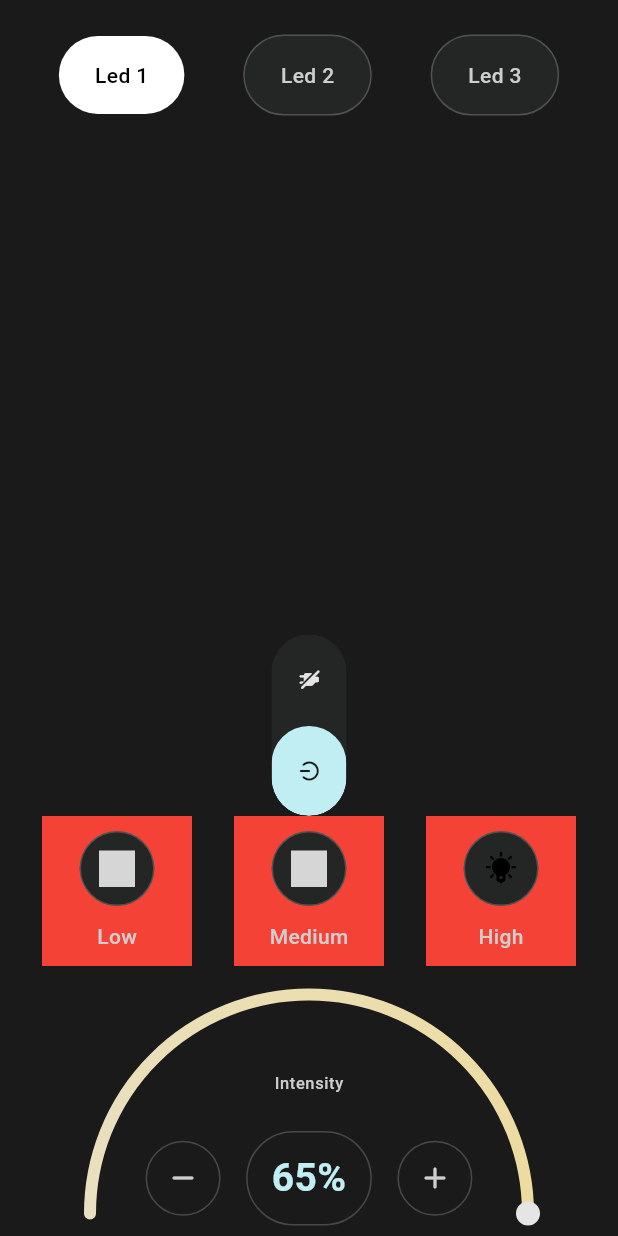
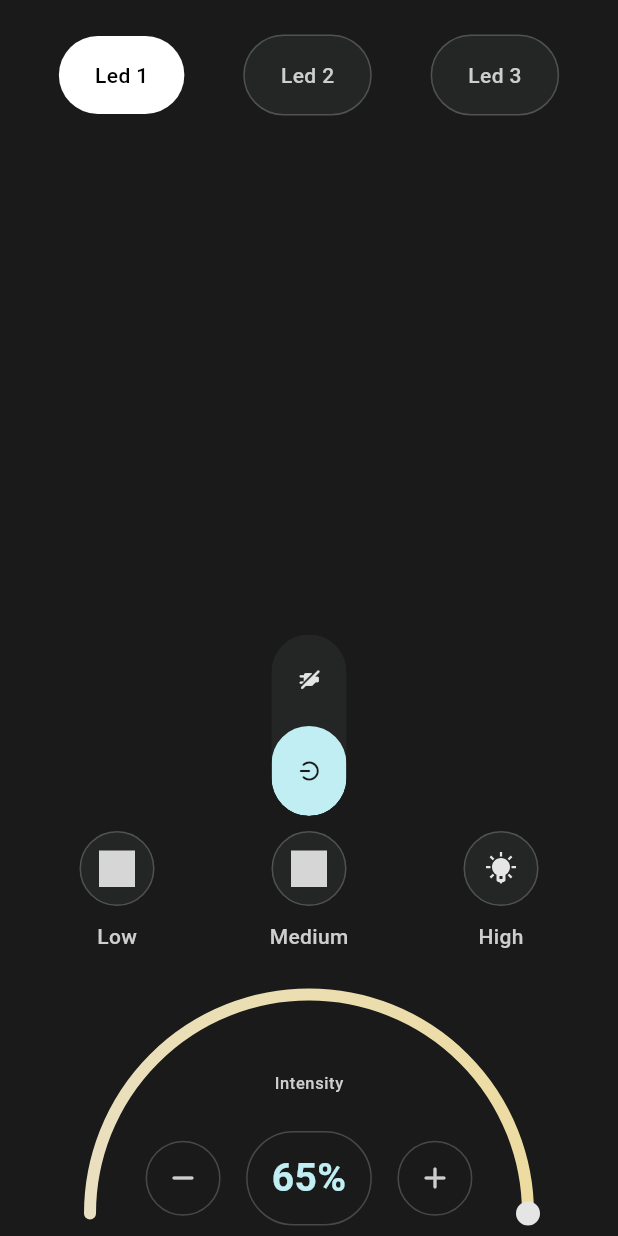
Before and after one commit to KenStarry/Flutter_IOT_Based_Smart_Lighting, a Flutter app: the screen it shows after launch, on a phone screen of 412 x 824 dp. Run offline on Flutter 3.47's test engine with Material 3 defaults, Android fonts, the phone set to English and light mode, and no system bars; drawn by our look-alikes of sleek_circular_slider, toggle_switch; our stand-ins replace flutter_svg, get, slider_button; grey boxes are pictures that could not be loaded.

Commit message:
Led Lamp Section added Lamp modes

```diff
--- a/lib/feature_home/presentation/components/led_lamp_section.dart
+++ b/lib/feature_home/presentation/components/led_lamp_section.dart
@@ -23,17 +23,17 @@
       {
         "title": "Low",
         "icon": SvgPicture.asset('assets/images/bulb_low.svg',
-            width: 24, height: 24)
+            width: 24, height: 24, colorFilter: const ColorFilter.mode(textWhite700, BlendMode.srcIn))
       },
       {
         "title": "Medium",
         "icon": SvgPicture.asset('assets/images/bulb_medium.svg',
-            width: 24, height: 24)
+            width: 24, height: 24, colorFilter: const ColorFilter.mode(textWhite700, BlendMode.srcIn))
       },
       {
         "title": "High",
         "icon": SvgPicture.asset('assets/images/bulb_high.svg',
-            width: 24, height: 24)
+            width: 24, height: 24, colorFilter: const ColorFilter.mode(textWhite700, BlendMode.srcIn))
       },
     ];
   }
--- a/lib/feature_home/presentation/components/led_mode_card.dart
+++ b/lib/feature_home/presentation/components/led_mode_card.dart
@@ -19,7 +19,7 @@
     return Container(
       width: 100,
       height: 100,
-      color: Colors.red,
+      color: Theme.of(context).scaffoldBackgroundColor,
       child: Column(
         mainAxisAlignment: MainAxisAlignment.spaceEvenly,
         crossAxisAlignment: CrossAxisAlignment.center,
```
